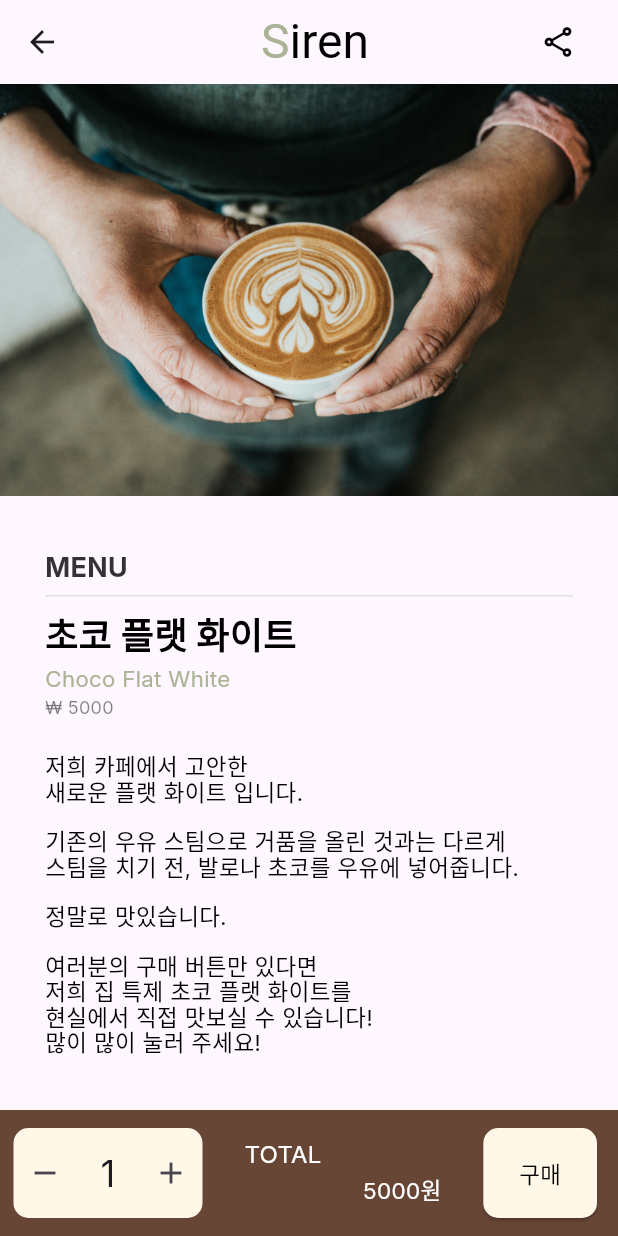
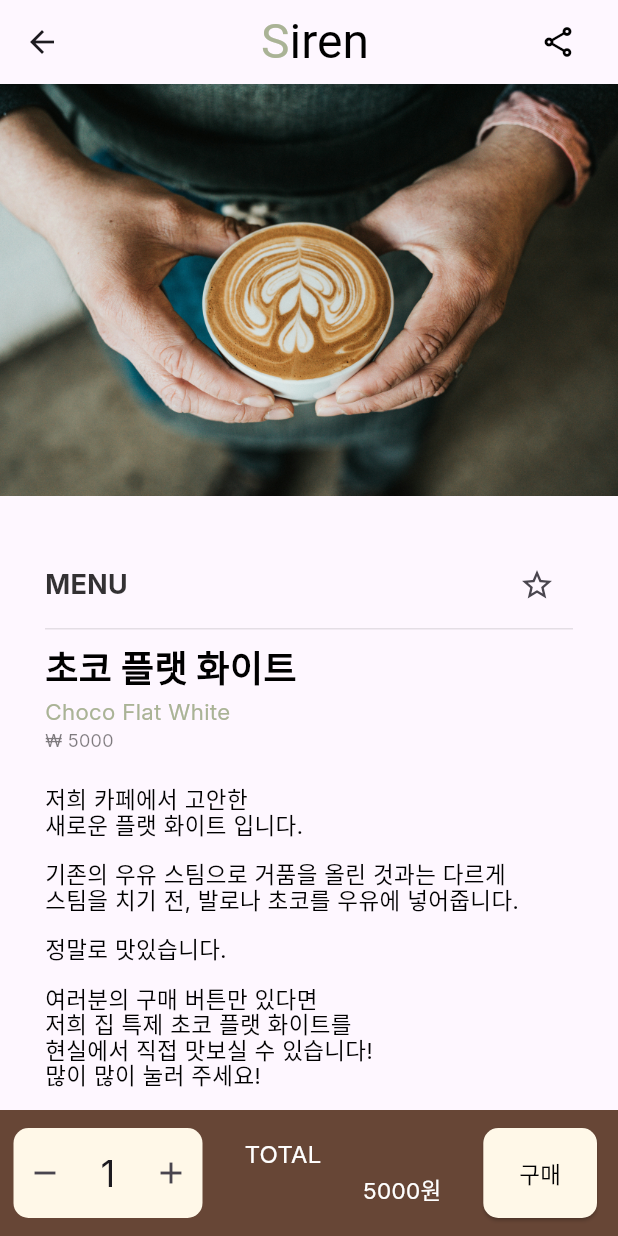
Before and after one commit to Hamiric/SirenOrder_Team4, a Flutter app: the ItemDetailPage screen opened by its route, on a phone screen of 412 x 824 dp. Run offline on Flutter 3.47's test engine with Material 3 defaults, Android fonts, the phone set to English and light mode, and no system bars; our stand-ins replace image_picker.

Commit message:
feature plus

```diff
--- a/lib/item_detail_page/item_detail_page.dart
+++ b/lib/item_detail_page/item_detail_page.dart
@@ -21,6 +21,14 @@ class _ItemDetailPageState extends State<ItemDetailPage> {
     });
   }
 
+  bool isStarred = false;
+
+  void touchStar() {
+    setState(() {
+      isStarred = !isStarred;
+    });
+  }
+
   @override
   Widget build(BuildContext context) {
     return Scaffold(
@@ -34,7 +42,10 @@ class _ItemDetailPageState extends State<ItemDetailPage> {
               children: [
                 Image.asset('assets/menu.jpg'),
                 SizedBox(height: 35),
-                MenuScript(),
+                MenuScript(
+                  isStarred: isStarred,
+                  onStarTouch: touchStar,
+                ),
               ],
             )),
           BottomBar(
--- a/lib/item_detail_page/widget/menu_script.dart
+++ b/lib/item_detail_page/widget/menu_script.dart
@@ -5,6 +5,13 @@ class MenuScript extends StatelessWidget {
   int getPrice() {
     return itemPrice;
   }
+  final bool isStarred;
+  final VoidCallback onStarTouch;
+
+  MenuScript({
+    required this.isStarred,
+    required this.onStarTouch,
+  });
 
 
   @override
@@ -25,13 +32,24 @@ class MenuScript extends StatelessWidget {
                 ),
               ),
             ),
-            child: Text(
+            child: Row(
+              children: [
+                Text(
                   'MENU',
                   style: TextStyle(
                     fontSize: 18,
                     fontWeight: FontWeight.bold,
                     color: Colors.black.withOpacity(0.8),
                   ),
+                ),
+                Spacer(),
+                IconButton(
+                  onPressed: onStarTouch,
+                  icon: Icon(
+                    isStarred ? Icons.star : Icons.star_border_outlined,
+                  ),
+                ),
+              ],
             ),
           ),
           SizedBox(height: 8),
```
Lines whose indentation alone changed are shown as unchanged.
